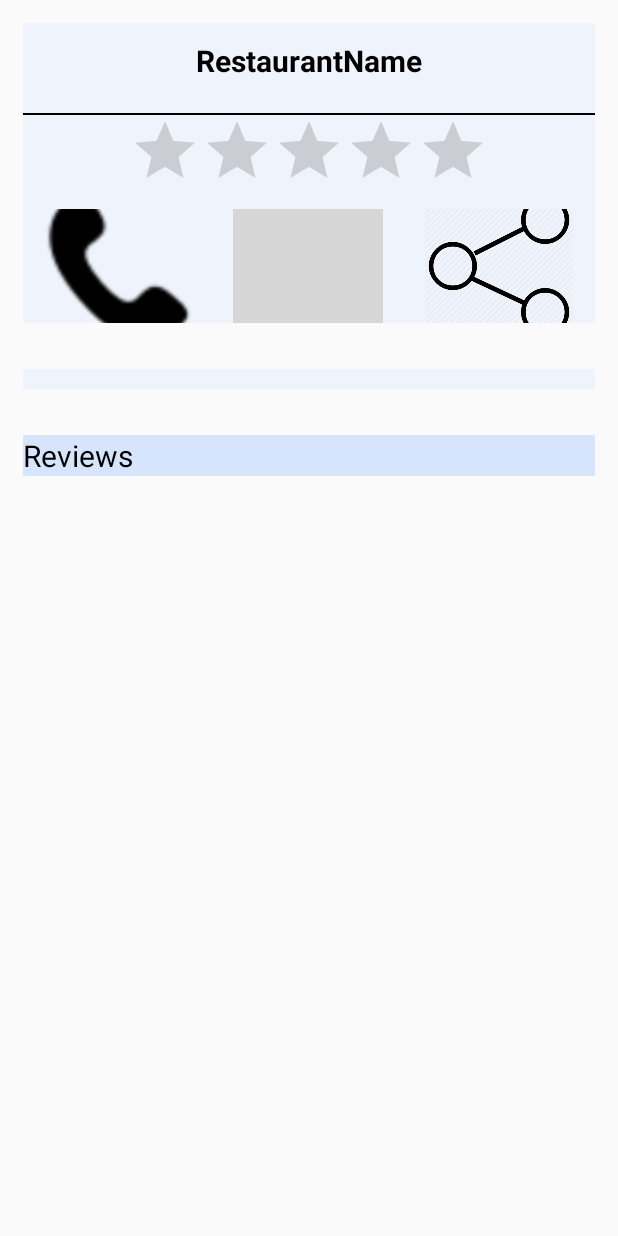
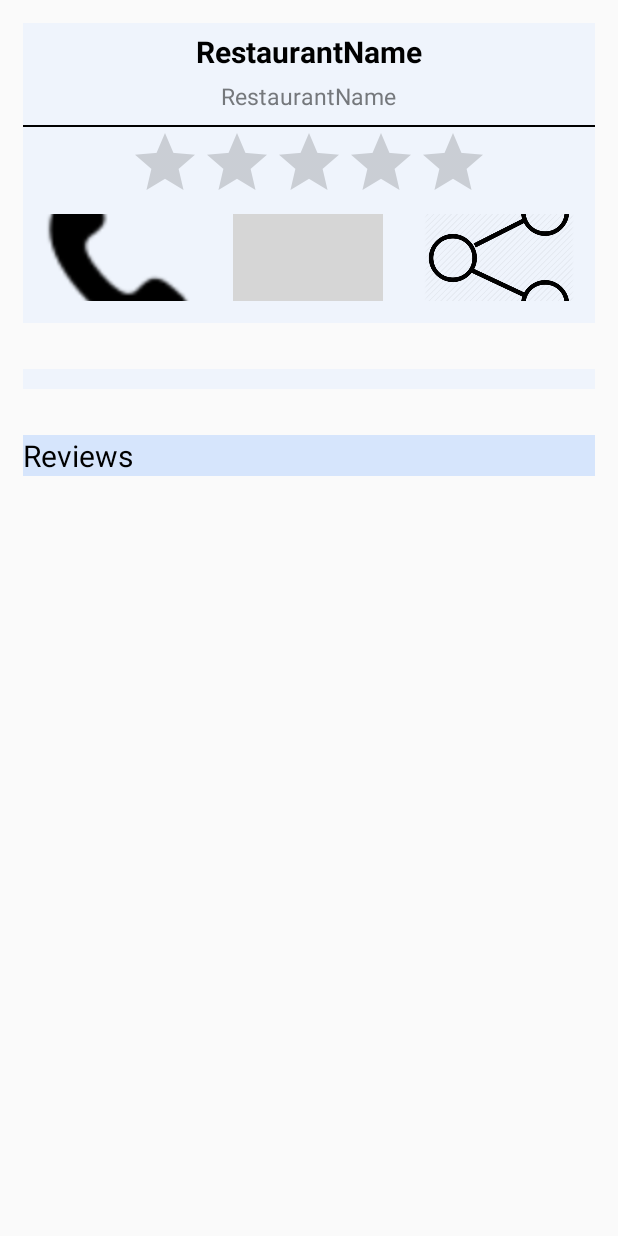
Before and after one commit to rpadma/EAT-AT-SFO, an Android app: the RestaurantActivity screen opened directly, with no data from a screen before it, on a phone screen of 412 x 824 dp. Run offline under Robolectric (Android 15) with nearby library versions, the phone set to English and light mode, and no system bars; our stand-ins replace ButterKnife; 1 statement that could not run was skipped; grey boxes are pictures that could not be loaded.

Commit message:
minor ui changes

```diff
--- a/app/src/main/java/com/mandb/rohitpadma/eat_at_sfo/RestaurantActivity.java
+++ b/app/src/main/java/com/mandb/rohitpadma/eat_at_sfo/RestaurantActivity.java
@@ -52,8 +52,10 @@ public class RestaurantActivity extends AppCompatActivity implements Imagedapter
     ImageView rcall;
     @BindView(R.id.ReviewList)
     ListView reviewlist;
-
-    private RecyclerView photolist;
+    @BindView(R.id.rvlist)
+    RecyclerView photolist;
+    @BindView(R.id.RestaurantAddress)
+    TextView raddress;
     ReviewAdapter ra;
 
 
@@ -113,7 +115,7 @@ public class RestaurantActivity extends AppCompatActivity implements Imagedapter
 
         rname.setText(restaurant.getResult().getName());
         rrating.setRating(Float.valueOf(restaurant.getResult().getRating()));
-
+        raddress.setText(restaurant.getResult().getFormatted_address());
 
         ra = new ReviewAdapter(this, R.layout.childreviewlayout,restaurant.getResult().getReviews());
         ra.setNotifyOnChange(true);
--- a/app/src/main/res/layout/activity_main.xml
+++ b/app/src/main/res/layout/activity_main.xml
@@ -12,7 +12,6 @@
     <LinearLayout
         android:layout_width="wrap_content"
         android:layout_height="wrap_content"
-
         android:layout_gravity="center"
         android:gravity="center"
         >
@@ -20,7 +19,7 @@
             android:layout_width="wrap_content"
             android:layout_height="wrap_content"
             android:layout_gravity="center"
-            android:layout_margin="100px"
+            android:layout_margin="80px"
             android:src="@drawable/sfolarge"
             />
     </LinearLayout>
--- a/app/src/main/res/layout/content_restaurant.xml
+++ b/app/src/main/res/layout/content_restaurant.xml
@@ -15,13 +15,14 @@
         android:orientation="vertical"
         android:background="#eff4fc"
         app:layout_constraintVertical_bias="0.06"
-        android:weightSum="3"
+        android:weightSum="2.6"
         >
         <LinearLayout
             android:layout_width="wrap_content"
             android:layout_height="0dp"
             android:layout_weight=".8"
             android:layout_gravity="center"
+            android:orientation="vertical"
             >
             <TextView
                 android:layout_width="wrap_content"
@@ -35,6 +36,16 @@
                 android:layout_gravity="center"
                 />
 
+            <TextView
+                android:layout_width="wrap_content"
+                android:layout_height="wrap_content"
+                android:id="@+id/RestaurantAddress"
+                android:text="RestaurantName"
+                android:textSize="15dp"
+                android:textColor="#75787c"
+                android:layout_gravity="center"
+                />
+
         </LinearLayout>
         <View
             android:layout_width="match_parent"
@@ -44,12 +55,12 @@
         <LinearLayout
             android:layout_width="wrap_content"
             android:layout_height="0dp"
-            android:layout_weight="1"
+            android:layout_weight=".8"
             android:orientation="vertical"
             android:layout_gravity="center"
             >
             <RatingBar
-                android:layout_width="match_parent"
+                android:layout_width="wrap_content"
                 android:layout_height="wrap_content"
                 android:id="@+id/RestaurantRating"
                 android:isIndicator="true"
@@ -62,7 +73,7 @@
         <LinearLayout
             android:layout_width="match_parent"
             android:layout_height="0dp"
-            android:layout_weight="1.2"
+            android:layout_weight=".8"
             android:layout_gravity="center"
             android:orientation="horizontal"
             android:weightSum="3"
```
Also changed, not shown: app/src/main/java/com/mandb/rohitpadma/eat_at_sfo/MapsActivity.java (+15 -9 lines).
